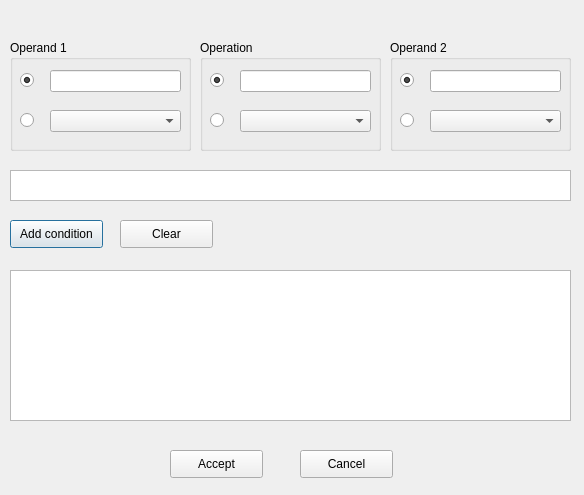
Above: pandasvis/ui/filter_variables.ui from luiztauffer/pandasVIS before the change. Below: the same form after it.
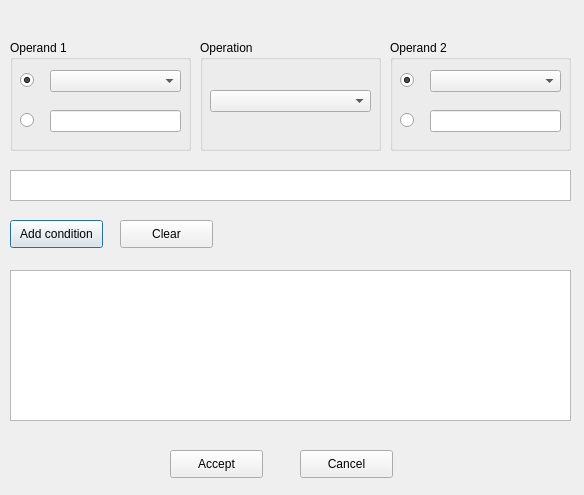
That is the form after the change.

Commit message: - updates filter dialog - creates auxiliar ts functions

Diff of the .ui file:
```diff
--- a/pandasvis/ui/filter_variables.ui
+++ b/pandasvis/ui/filter_variables.ui
@@ -72,16 +72,6 @@
    <property name="title">
     <string>Operand 1</string>
    </property>
-   <widget class="QLineEdit" name="lineEdit_1">
-    <property name="geometry">
-     <rect>
-      <x>40</x>
-      <y>30</y>
-      <width>131</width>
-      <height>22</height>
-     </rect>
-    </property>
-   </widget>
    <widget class="QRadioButton" name="radioButton_1">
     <property name="geometry">
      <rect>
@@ -98,32 +88,42 @@
      <bool>true</bool>
     </property>
    </widget>
-   <widget class="QRadioButton" name="radioButton_2">
-    <property name="geometry">
-     <rect>
-      <x>10</x>
-      <y>70</y>
-      <width>21</width>
-      <height>20</height>
-     </rect>
-    </property>
-    <property name="text">
-     <string/>
-    </property>
-    <property name="checked">
-     <bool>false</bool>
-    </property>
-   </widget>
    <widget class="QComboBox" name="comboBox_1">
     <property name="geometry">
      <rect>
       <x>40</x>
+      <y>30</y>
+      <width>131</width>
+      <height>22</height>
+     </rect>
+    </property>
+   </widget>
+   <widget class="QLineEdit" name="lineEdit_1">
+    <property name="geometry">
+     <rect>
+      <x>40</x>
       <y>70</y>
       <width>131</width>
       <height>22</height>
      </rect>
     </property>
    </widget>
+   <widget class="QRadioButton" name="radioButton_2">
+    <property name="geometry">
+     <rect>
+      <x>10</x>
+      <y>70</y>
+      <width>21</width>
+      <height>20</height>
+     </rect>
+    </property>
+    <property name="text">
+     <string/>
+    </property>
+    <property name="checked">
+     <bool>false</bool>
+    </property>
+   </widget>
   </widget>
   <widget class="QGroupBox" name="groupBox_2">
    <property name="geometry">
@@ -137,54 +137,12 @@
    <property name="title">
     <string>Operation</string>
    </property>
-   <widget class="QLineEdit" name="lineEdit_2">
-    <property name="geometry">
-     <rect>
-      <x>40</x>
-      <y>30</y>
-      <width>131</width>
-      <height>22</height>
-     </rect>
-    </property>
-   </widget>
-   <widget class="QRadioButton" name="radioButton_3">
-    <property name="geometry">
-     <rect>
-      <x>10</x>
-      <y>30</y>
-      <width>21</width>
-      <height>20</height>
-     </rect>
-    </property>
-    <property name="text">
-     <string/>
-    </property>
-    <property name="checked">
-     <bool>true</bool>
-    </property>
-   </widget>
-   <widget class="QRadioButton" name="radioButton_4">
-    <property name="geometry">
-     <rect>
-      <x>10</x>
-      <y>70</y>
-      <width>21</width>
-      <height>20</height>
-     </rect>
-    </property>
-    <property name="text">
-     <string/>
-    </property>
-    <property name="checked">
-     <bool>false</bool>
-    </property>
-   </widget>
    <widget class="QComboBox" name="comboBox_2">
     <property name="geometry">
      <rect>
-      <x>40</x>
-      <y>70</y>
-      <width>131</width>
+      <x>10</x>
+      <y>50</y>
+      <width>161</width>
       <height>22</height>
      </rect>
     </property>
@@ -202,17 +160,7 @@
    <property name="title">
     <string>Operand 2</string>
    </property>
-   <widget class="QLineEdit" name="lineEdit_3">
-    <property name="geometry">
-     <rect>
-      <x>40</x>
-      <y>30</y>
-      <width>131</width>
-      <height>22</height>
-     </rect>
-    </property>
-   </widget>
-   <widget class="QRadioButton" name="radioButton_5">
+   <widget class="QRadioButton" name="radioButton_3">
     <property name="geometry">
      <rect>
       <x>10</x>
@@ -228,32 +176,42 @@
      <bool>true</bool>
     </property>
    </widget>
-   <widget class="QRadioButton" name="radioButton_6">
-    <property name="geometry">
-     <rect>
-      <x>10</x>
-      <y>70</y>
-      <width>21</width>
-      <height>20</height>
-     </rect>
-    </property>
-    <property name="text">
-     <string/>
-    </property>
-    <property name="checked">
-     <bool>false</bool>
-    </property>
-   </widget>
    <widget class="QComboBox" name="comboBox_3">
     <property name="geometry">
      <rect>
       <x>40</x>
+      <y>30</y>
+      <width>131</width>
+      <height>22</height>
+     </rect>
+    </property>
+   </widget>
+   <widget class="QLineEdit" name="lineEdit_3">
+    <property name="geometry">
+     <rect>
+      <x>40</x>
       <y>70</y>
       <width>131</width>
       <height>22</height>
      </rect>
     </property>
    </widget>
+   <widget class="QRadioButton" name="radioButton_4">
+    <property name="geometry">
+     <rect>
+      <x>10</x>
+      <y>70</y>
+      <width>21</width>
+      <height>20</height>
+     </rect>
+    </property>
+    <property name="text">
+     <string/>
+    </property>
+    <property name="checked">
+     <bool>false</bool>
+    </property>
+   </widget>
   </widget>
   <widget class="QPushButton" name="pushButton_accept">
    <property name="geometry">
```
The commit also changes 5 other files.
